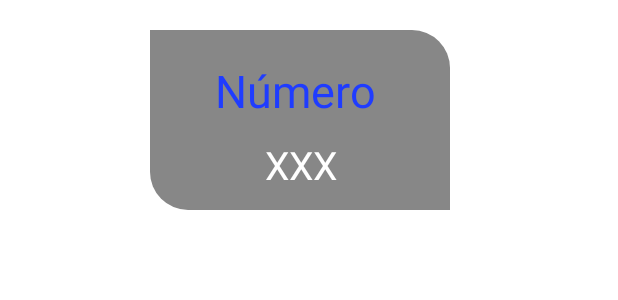
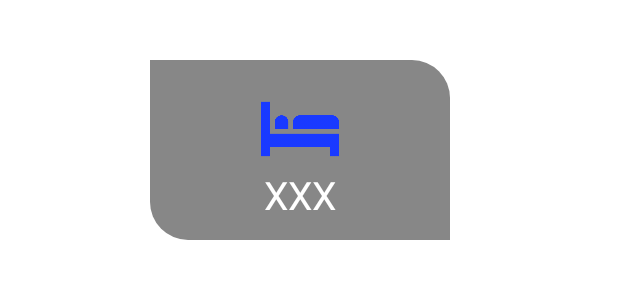
Before and after one commit to Jorgius99/PROYECTO-IOT_1, an Android app: the layout elemento_habs_doctor.xml on its own in the app's theme, with its tools: preview values and no code run, on a phone screen of 412 x 824 dp. Shown: the top 300 px of the screen. Run offline under Robolectric (Android 15) with nearby library versions, the phone set to English and light mode, and no system bars.

Commit message:
la cama y date bien

```diff
--- a/app/src/main/res/layout/elemento_habs_doctor.xml
+++ b/app/src/main/res/layout/elemento_habs_doctor.xml
@@ -6,32 +6,29 @@
     android:layout_width="200dp"
     android:layout_height="120dp"
     android:layout_marginLeft="100dp"
-    android:layout_marginTop="20dp"
+    android:layout_marginTop="40dp"
     android:layout_marginRight="50dp"
+    android:layout_marginBottom="0dp"
     android:background="@drawable/formarecyclerhabitacion">
 
     <TextView
-        android:id="@+id/Nombre2"
-        android:layout_width="114dp"
-        android:layout_height="40dp"
-        android:text="Número"
-        android:textColor="@color/blueoscuro"
-        android:textSize="30sp"
-        app:layout_constraintEnd_toEndOf="parent"
-        app:layout_constraintStart_toStartOf="parent"
-        app:layout_constraintTop_toTopOf="parent" />
-
-    <TextView
         android:id="@+id/num_hab"
-        android:layout_width="49dp"
-        android:layout_height="38dp"
-        android:layout_marginTop="12dp"
+        android:layout_width="wrap_content"
+        android:layout_height="wrap_content"
         android:text="XXX"
         android:textColor="@color/white"
         android:textSize="26sp"
-        app:layout_constraintEnd_toEndOf="@+id/Nombre2"
-        app:layout_constraintHorizontal_bias="0.518"
-        app:layout_constraintStart_toStartOf="@+id/Nombre2"
-        app:layout_constraintTop_toBottomOf="@+id/Nombre2" />
+        app:layout_constraintEnd_toEndOf="@+id/imageView"
+        app:layout_constraintStart_toStartOf="@+id/imageView"
+        app:layout_constraintTop_toBottomOf="@+id/imageView" />
+
+    <ImageView
+        android:id="@+id/imageView"
+        android:layout_width="148dp"
+        android:layout_height="52dp"
+        app:layout_constraintEnd_toEndOf="parent"
+        app:layout_constraintStart_toStartOf="parent"
+        app:layout_constraintTop_toTopOf="parent"
+        app:srcCompat="@drawable/cama" />
 
 </androidx.constraintlayout.widget.ConstraintLayout>
```
Also changed, not shown: app/src/main/java/com/example/loginultimodia/AnyadirDosisActivity.java (+17 -4 lines), app/src/main/res/layout/elemento_dosis_doc.xml (+14 -17 lines), app/src/main/res/drawable/cama.png (added), 741 other files.
